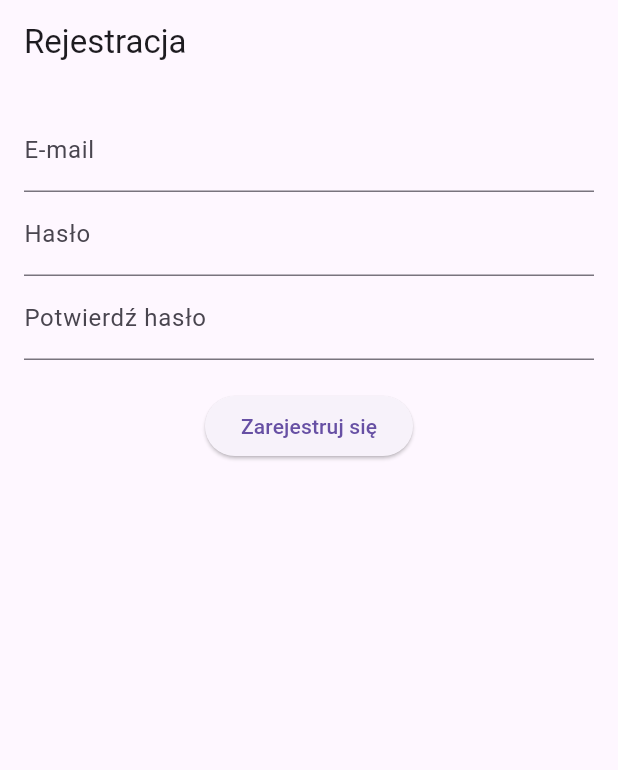
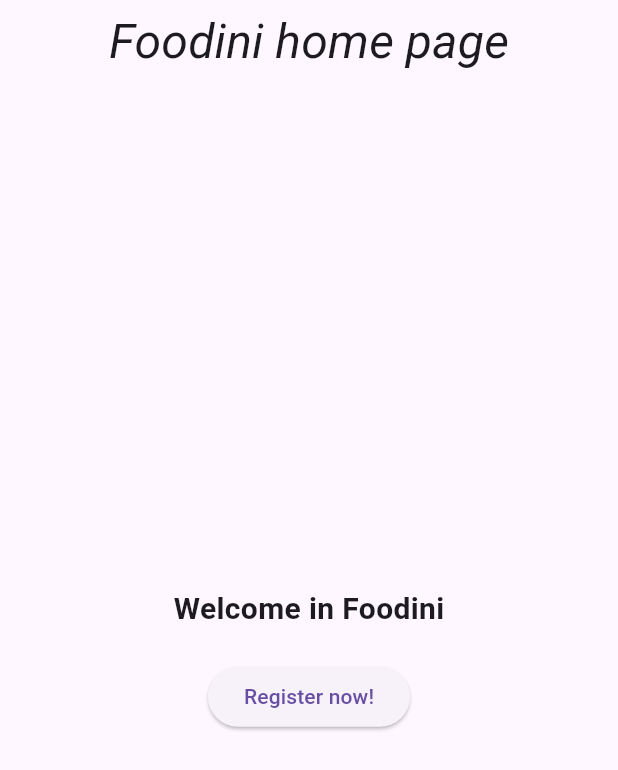
Before and after one commit to LukaszKluza/Foodini, a Flutter app: the screen it shows after launch, on a phone screen of 412 x 824 dp. Shown: the top 770 px of the screen. Run offline on Flutter 3.47's test engine with Material 3 defaults, Android fonts, the phone set to English and light mode, and no system bars; our stand-ins replace go_router.

Commit message:
Simple registration form with basic frontend structure

```diff
--- /dev/null
+++ b/frontend/lib/app_router.dart
@@ -0,0 +1,10 @@
+import 'package:go_router/go_router.dart';
+import 'views/screens/home_screen.dart';
+import 'views/screens/register_screen.dart';
+
+final GoRouter router = GoRouter(
+  routes: [
+    GoRoute(path: '/', builder: (context, state) => HomeScreen()),
+    GoRoute(path: "/register", builder: (context, state) => RegisterScreen()),
+  ],
+);
--- a/frontend/lib/main.dart
+++ b/frontend/lib/main.dart
@@ -1,101 +1,18 @@
 import 'package:flutter/material.dart';
+import 'app_router.dart';
 
 void main() {
-  runApp(MyApp());
+  runApp(Foodini());
 }
 
-class MyApp extends StatelessWidget {
+class Foodini extends StatelessWidget {
+  const Foodini({super.key});
+
   @override
   Widget build(BuildContext context) {
-    return MaterialApp(
+    return MaterialApp.router(
       debugShowCheckedModeBanner: false,
-      home: RegisterScreen(),
+      routerConfig: router,
     );
   }
 }
-
-class RegisterScreen extends StatefulWidget {
-  @override
-  _RegisterScreenState createState() => _RegisterScreenState();
-}
-
-class _RegisterScreenState extends State<RegisterScreen> {
-  final _formKey = GlobalKey<FormState>();
-  final TextEditingController _passwordController = TextEditingController();
-
-  String? _validateEmail(String? value) {
-    if (value == null || value.isEmpty) {
-      return 'E-mail jest wymagany';
-    }
-    if (!RegExp(r'^[^@]+@[^@]+\.[^@]+').hasMatch(value)) {
-      return 'Podaj poprawny e-mail';
-    }
-    return null;
-  }
-
-  String? _validatePassword(String? value) {
-    if (value == null || value.isEmpty) {
-      return 'Hasło jest wymagane';
-    }
-    if (value.length < 6) {
-      return 'Hasło musi mieć co najmniej 6 znaków';
-    }
-    return null;
-  }
-
-  String? _validateConfirmPassword(String? value) {
-    if (value == null || value.isEmpty) {
-      return 'Potwierdzenie hasła jest wymagane';
-    }
-    if (value != _passwordController.text) {
-      return 'Hasła się nie zgadzają';
-    }
-    return null;
-  }
-
-  void _register() {
-    if (_formKey.currentState!.validate()) {
-      ScaffoldMessenger.of(context).showSnackBar(
-        SnackBar(content: Text('Rejestracja pomyślna!')),
-      );
-    }
-  }
-
-  @override
-  Widget build(BuildContext context) {
-    return Scaffold(
-      appBar: AppBar(title: Text('Rejestracja')),
-      body: Padding(
-        padding: EdgeInsets.all(16.0),
-        child: Form(
-          key: _formKey,
-          child: Column(
-            children: [
-              TextFormField(
-                decoration: InputDecoration(labelText: 'E-mail'),
-                keyboardType: TextInputType.emailAddress,
-                validator: _validateEmail,
-              ),
-              TextFormField(
-                decoration: InputDecoration(labelText: 'Hasło'),
-                obscureText: true,
-                controller: _passwordController,
-                validator: _validatePassword,
-              ),
-              TextFormField(
-                decoration: InputDecoration(labelText: 'Potwierdź hasło'),
-                obscureText: true,
-                validator: _validateConfirmPassword,
-              ),
-              SizedBox(height: 20),
-              ElevatedButton(
-                onPressed: _register,
-                child: Text('Zarejestruj się'),
-              ),
-            ],
-          ),
-        ),
-      ),
-    );
-  }
-}
--- /dev/null
+++ b/frontend/lib/views/screens/home_screen.dart
@@ -0,0 +1,36 @@
+import 'package:flutter/material.dart';
+import 'package:go_router/go_router.dart';
+
+class HomeScreen extends StatelessWidget {
+  const HomeScreen({super.key});
+
+  @override
+  Widget build(BuildContext context) {
+    return Scaffold(
+      appBar: AppBar(
+        title: Center(
+          child: Text(
+            'Foodini home page',
+            style: TextStyle(fontSize: 32, fontStyle: FontStyle.italic),
+          ),
+        ),
+      ),
+      body: Center(
+        child: Column(
+          mainAxisAlignment: MainAxisAlignment.center,
+          children: [
+            Text(
+              'Welcome in Foodini',
+              style: TextStyle(fontSize: 20, fontWeight: FontWeight.bold),
+            ),
+            SizedBox(height: 20),
+            ElevatedButton(
+              onPressed: () => context.go('/register'),
+              child: Text('Register now!'),
+            ),
+          ],
+        ),
+      ),
+    );
+  }
+}
--- a/frontend/pubspec.yaml
+++ b/frontend/pubspec.yaml
@@ -30,6 +30,7 @@ environment:
 dependencies:
   flutter:
     sdk: flutter
+  go_router: ^13.0.1
 
   # The following adds the Cupertino Icons font to your application.
   # Use with the CupertinoIcons class for iOS style icons.
```
Also changed, not shown: frontend/lib/views/screens/register_screen.dart (added, +62 -0 lines), frontend/pubspec.lock.
